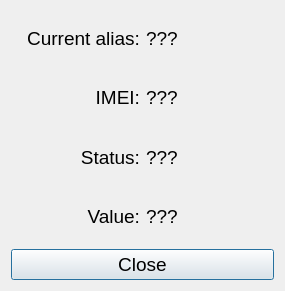
Before: the Qt Designer form TrafficSignCode/AdminApp/GUI/DetailsDialog/DetailsDialog.ui in IliyanAntov/TrafficSign, drawn with Qt 5.
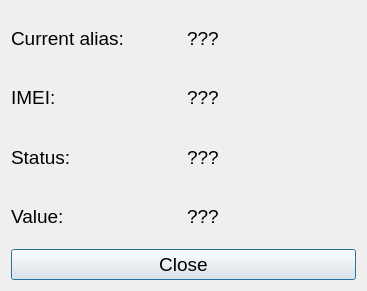
After: the same form once the commit is applied.

Commit message: Details button functionality

The edit to the form file:
```diff
--- a/TrafficSignCode/AdminApp/GUI/DetailsDialog/DetailsDialog.ui
+++ b/TrafficSignCode/AdminApp/GUI/DetailsDialog/DetailsDialog.ui
@@ -6,7 +6,7 @@
    <rect>
     <x>0</x>
     <y>0</y>
-    <width>285</width>
+    <width>367</width>
     <height>291</height>
    </rect>
   </property>
@@ -28,7 +28,7 @@
         <string>Current alias:</string>
        </property>
        <property name="alignment">
-        <set>Qt::AlignRight|Qt::AlignTrailing|Qt::AlignVCenter</set>
+        <set>Qt::AlignLeading|Qt::AlignLeft|Qt::AlignVCenter</set>
        </property>
       </widget>
      </item>
@@ -49,7 +49,7 @@
         <string>IMEI:</string>
        </property>
        <property name="alignment">
-        <set>Qt::AlignRight|Qt::AlignTrailing|Qt::AlignVCenter</set>
+        <set>Qt::AlignLeading|Qt::AlignLeft|Qt::AlignVCenter</set>
        </property>
       </widget>
      </item>
@@ -70,7 +70,7 @@
         <string>Status:</string>
        </property>
        <property name="alignment">
-        <set>Qt::AlignRight|Qt::AlignTrailing|Qt::AlignVCenter</set>
+        <set>Qt::AlignLeading|Qt::AlignLeft|Qt::AlignVCenter</set>
        </property>
       </widget>
      </item>
@@ -91,7 +91,7 @@
         <string>Value:</string>
        </property>
        <property name="alignment">
-        <set>Qt::AlignRight|Qt::AlignTrailing|Qt::AlignVCenter</set>
+        <set>Qt::AlignLeading|Qt::AlignLeft|Qt::AlignVCenter</set>
        </property>
       </widget>
      </item>
```
The commit also changes 14 other files.
